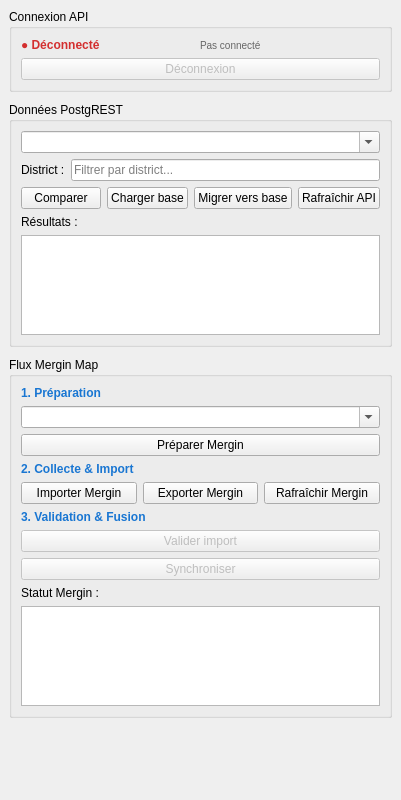
Qt form mrv_teraka_dockwidget_base.ui (johrosa/mrv_teraka) before a commit.
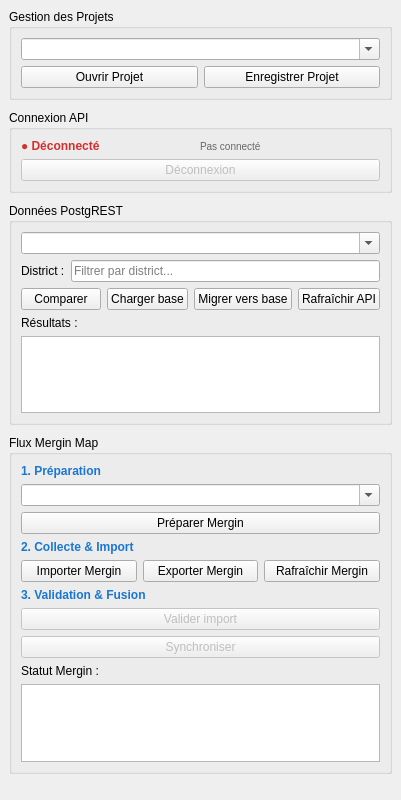
The same form after that commit.

Commit message: Implement project-centric workflow for multi-layer management

Patch:
```diff
--- a/mrv_teraka_dockwidget_base.ui
+++ b/mrv_teraka_dockwidget_base.ui
@@ -31,6 +31,45 @@
      <number>9</number>
     </property>
 
+    <!-- Groupe Projets -->
+    <item>
+     <widget class="QGroupBox" name="groupBoxProject">
+      <property name="title">
+       <string>Gestion des Projets</string>
+      </property>
+      <layout class="QVBoxLayout" name="verticalLayoutProject">
+       <item>
+        <widget class="QComboBox" name="projectComboBox">
+         <property name="editable">
+          <bool>true</bool>
+         </property>
+         <property name="placeholderText">
+          <string>Sélectionner un projet...</string>
+         </property>
+        </widget>
+       </item>
+       <item>
+        <layout class="QHBoxLayout" name="horizontalLayoutProjectBtns">
+         <item>
+          <widget class="QPushButton" name="loadProjectButton">
+           <property name="text">
+            <string>Ouvrir Projet</string>
+           </property>
+          </widget>
+         </item>
+         <item>
+          <widget class="QPushButton" name="saveProjectButton">
+           <property name="text">
+            <string>Enregistrer Projet</string>
+           </property>
+          </widget>
+         </item>
+        </layout>
+       </item>
+      </layout>
+     </widget>
+    </item>
+
     <!-- Groupe Authentification -->
     <item>
      <widget class="QGroupBox" name="groupBoxAuth">
```
The commit also changes 4 other files.
